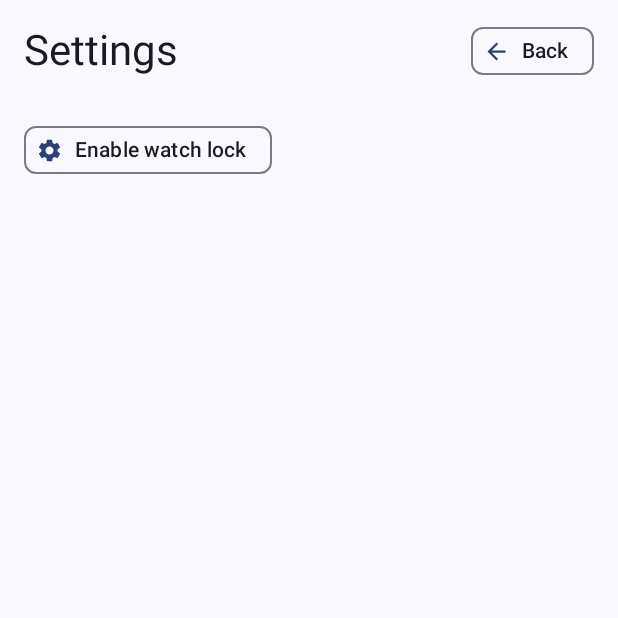
After one commit to emilkrebs/WatchLock, an Android app built with Jetpack Compose: the SettingsScreen screen opened through its navigation route, on a phone screen of 412 x 824 dp, the top half of it. The commit adds this screen. Run offline under Robolectric (Android 15) with nearby library versions, the phone set to English and light mode, and no system bars; 1 statement that could not run was skipped.

Commit message:
added a settings view

```diff
--- a/mobile/build.gradle.kts
+++ b/mobile/build.gradle.kts
@@ -71,12 +71,15 @@ dependencies {
     implementation("androidx.compose.ui:ui-graphics")
     implementation("androidx.compose.ui:ui-tooling-preview")
     implementation("androidx.compose.material3:material3")
+    implementation(platform("androidx.compose:compose-bom:2023.08.00"))
+    implementation("androidx.navigation:navigation-compose:2.7.7")
     testImplementation("junit:junit:4.13.2")
 
     androidTestImplementation("androidx.test.ext:junit:1.1.5")
     androidTestImplementation("androidx.test.espresso:espresso-core:3.5.1")
     androidTestImplementation(platform("androidx.compose:compose-bom:2023.08.00"))
     androidTestImplementation("androidx.compose.ui:ui-test-junit4")
+    androidTestImplementation(platform("androidx.compose:compose-bom:2023.08.00"))
 
 
     debugImplementation("androidx.compose.ui:ui-tooling:1.6.2")
--- a/mobile/src/main/AndroidManifest.xml
+++ b/mobile/src/main/AndroidManifest.xml
@@ -20,6 +20,7 @@
                 <action android:name="com.google.android.gms.wearable.MESSAGE_RECEIVED" />
                 <action android:name="com.google.android.gms.wearable.DATA_CHANGED" />
                 <action android:name="com.google.android.gms.wearable.REQUEST_RECEIVED" />
+
                 <data
                     android:host="*"
                     android:scheme="wear" />
@@ -42,8 +43,8 @@
 
         <activity
             android:name=".MainActivity"
-            android:theme="@style/Theme.WatchLock"
-            android:exported="true">
+            android:exported="true"
+            android:theme="@style/Theme.WatchLock">
             <intent-filter>
                 <action android:name="android.intent.action.MAIN" />
 
--- a/mobile/src/main/java/com/emilkrebs/watchlock/MainActivity.kt
+++ b/mobile/src/main/java/com/emilkrebs/watchlock/MainActivity.kt
@@ -22,7 +22,6 @@ import androidx.compose.animation.core.infiniteRepeatable
 import androidx.compose.animation.core.rememberInfiniteTransition
 import androidx.compose.animation.core.tween
 import androidx.compose.foundation.BorderStroke
-import androidx.compose.foundation.background
 import androidx.compose.foundation.layout.Arrangement
 import androidx.compose.foundation.layout.Column
 import androidx.compose.foundation.layout.IntrinsicSize
@@ -33,13 +32,18 @@ import androidx.compose.foundation.layout.fillMaxWidth
 import androidx.compose.foundation.layout.height
 import androidx.compose.foundation.layout.offset
 import androidx.compose.foundation.layout.padding
+import androidx.compose.foundation.layout.size
 import androidx.compose.foundation.layout.width
 import androidx.compose.foundation.layout.wrapContentHeight
+import androidx.compose.foundation.layout.wrapContentSize
 import androidx.compose.foundation.lazy.LazyColumn
 import androidx.compose.material.icons.Icons
 import androidx.compose.material.icons.filled.Check
 import androidx.compose.material.icons.filled.Close
 import androidx.compose.material.icons.filled.Refresh
+import androidx.compose.material.icons.filled.Settings
+import androidx.compose.material3.AssistChip
+import androidx.compose.material3.AssistChipDefaults
 import androidx.compose.material3.Button
 import androidx.compose.material3.Card
 import androidx.compose.material3.Icon
@@ -58,9 +62,6 @@ import androidx.compose.runtime.setValue
 import androidx.compose.ui.Alignment
 import androidx.compose.ui.Modifier
 import androidx.compose.ui.draw.shadow
-import androidx.compose.ui.graphics.Brush
-import androidx.compose.ui.graphics.Color
-import androidx.compose.ui.graphics.TileMode
 import androidx.compose.ui.graphics.graphicsLayer
 import androidx.compose.ui.platform.LocalContext
 import androidx.compose.ui.platform.LocalInspectionMode
@@ -73,6 +74,12 @@ import androidx.lifecycle.Lifecycle
 import androidx.lifecycle.LifecycleEventObserver
 import androidx.lifecycle.LifecycleOwner
 import androidx.localbroadcastmanager.content.LocalBroadcastManager
+import androidx.navigation.NavController
+import androidx.navigation.compose.NavHost
+import androidx.navigation.compose.composable
+import androidx.navigation.compose.rememberNavController
+import com.emilkrebs.watchlock.components.NavScreen
+import com.emilkrebs.watchlock.components.Navbar
 import com.emilkrebs.watchlock.receivers.AdminReceiver
 import com.emilkrebs.watchlock.services.ACTION_PING_BROADCAST
 import com.emilkrebs.watchlock.services.WatchCommunicationService
@@ -104,31 +111,31 @@ class MainActivity : ComponentActivity() {
 @Preview(name = "Application", showBackground = true, showSystemUi = true)
 @Composable
 fun MobileAppPreview() {
-    WatchLockTheme() {
+    WatchLockTheme(darkTheme = true) {
         MobileApp(LocalContext.current)
     }
 }
 
 @Composable
-fun OnLifecycleEvent(onEvent: (owner: LifecycleOwner, event: Lifecycle.Event) -> Unit) {
-    val eventHandler = rememberUpdatedState(onEvent)
-    val lifecycleOwner = rememberUpdatedState(LocalLifecycleOwner.current)
+fun MobileApp(context: Context) {
+    val navController = rememberNavController()
 
-    DisposableEffect(lifecycleOwner.value) {
-        val lifecycle = lifecycleOwner.value.lifecycle
-        val observer = LifecycleEventObserver { owner, event ->
-            eventHandler.value(owner, event)
+    WatchLockTheme {
+
+        NavHost(navController = navController, startDestination = "home") {
+            composable("home") {
+                HomeScreen(context, navController)
             }
-
-        lifecycle.addObserver(observer)
-        onDispose {
-            lifecycle.removeObserver(observer)
+            composable("settings") {
+                SettingsScreen(context, navController)
+            }
         }
     }
 }
 
+
 @Composable
-fun MobileApp(context: Context) {
+fun HomeScreen(context: Context, navController: NavController) {
     val isPreview = LocalInspectionMode.current
 
     var pingStatus by remember { mutableStateOf(PingStatus.NONE) }
@@ -143,7 +150,7 @@ fun MobileApp(context: Context) {
                 // If the result is OK, increment the refresh state to trigger a re-render
                 adminActive = isAdminActive(context)
                 watchLockEnabled = true
-                setWatchLockEnabled(context, watchLockEnabled)
+                setWatchLockEnabled(context, true)
             }
         }
 
@@ -200,23 +207,24 @@ fun MobileApp(context: Context) {
         }
     }
 
-    val listColors = listOf(Color.Yellow, Color.Red, Color.Blue)
     Surface(
         modifier = Modifier
-            .fillMaxSize()
-            .background(
-                Brush.horizontalGradient(
-                    listColors,
-                    tileMode = TileMode.Clamp
-                )
-            ),
+            .fillMaxSize(),
         color = MaterialTheme.colorScheme.background
     ) {
+
+        Column(
+            modifier = Modifier.fillMaxSize()
+        ) {
+            Navbar(
+                title = "",
+                navController = navController,
+                currentScreen = NavScreen.Home
+            )
             Column(
                 modifier = Modifier
-                .fillMaxSize()
-                .offset(y = (-32).dp)
-                .background(MaterialTheme.colorScheme.background),
+                    .wrapContentSize()
+                    .offset(y = 32.dp),
                 verticalArrangement = Arrangement.Center,
                 horizontalAlignment = Alignment.CenterHorizontally,
             ) {
@@ -258,7 +266,145 @@ fun MobileApp(context: Context) {
                 }
             }
         }
+
     }
+}
+
+@Composable
+fun CheckList(
+    watchConnected: Boolean,
+    pingStatus: PingStatus,
+    adminActive: Boolean,
+    watchLockEnabled: Boolean
+) {
+    val checklist: ArrayList<CheckListItem> = ArrayList()
+    checklist.add(
+        when (watchConnected) {
+            true -> CheckListItem(stringResource(R.string.watch_connected), true)
+            false -> CheckListItem(stringResource(R.string.no_watch_connected), false)
+        }
+    )
+
+    if (pingStatus != PingStatus.NONE && pingStatus != PingStatus.PENDING) {
+        checklist.add(
+            when (pingStatus) {
+                PingStatus.SUCCESS -> CheckListItem(stringResource(R.string.ping_success), true)
+                PingStatus.FAILED -> CheckListItem(stringResource(R.string.ping_failed), false)
+                else -> CheckListItem(stringResource(R.string.ping_pending), false)
+            }
+        )
+    }
+
+    checklist.add(
+        when (adminActive) {
+            true -> CheckListItem(stringResource(R.string.admin_active), true)
+            false -> CheckListItem(stringResource(R.string.admin_inactive), false)
+        }
+    )
+
+    checklist.add(
+        when (watchLockEnabled) {
+            true -> CheckListItem(stringResource(R.string.watchlock_active), true)
+            false -> CheckListItem(stringResource(R.string.watchlock_inactive), false)
+        }
+    )
+
+    checklist.sortBy { !it.success }
+
+    LazyColumn(
+        modifier = Modifier
+            .fillMaxWidth()
+            .padding(32.dp),
+        contentPadding = PaddingValues(32.dp),
+        horizontalAlignment = Alignment.Start,
+        verticalArrangement = Arrangement.spacedBy(16.dp)
+    ) {
+
+        item {
+        }
+        items(checklist.size) { index ->
+            val item = checklist[index]
+            ChecklistItem(item.text, item.success)
+        }
+
+        item {
+            Row(
+                modifier = Modifier.fillMaxSize(),
+                horizontalArrangement = Arrangement.SpaceBetween,
+                verticalAlignment = Alignment.Top
+            ) {
+                when {
+                    checklist.all { it.success } ->
+                        Text(
+                            text = stringResource(R.string.ready_and_active_explanation),
+                            fontSize = 12.sp,
+                            color = MaterialTheme.colorScheme.onBackground
+                        )
+                    // ready and inactive
+                    !watchLockEnabled ->
+                        Text(
+                            text = stringResource(R.string.ready_and_inactive_explanation),
+                            fontSize = 12.sp,
+                            color = MaterialTheme.colorScheme.error
+                        )
+
+                    else ->
+                        Text(
+                            text = stringResource(R.string.not_ready_explanation),
+                            fontSize = 12.sp,
+                            color = MaterialTheme.colorScheme.error
+                        )
+                }
+            }
+
+        }
+    }
+}
+
+@Composable
+fun ChecklistItem(text: String, success: Boolean) {
+    Card(
+        modifier = Modifier
+            .shadow(4.dp)
+            .fillMaxWidth(),
+
+        border = BorderStroke(
+            width = 1.dp,
+            color = if (success) MaterialTheme.colorScheme.primary else MaterialTheme.colorScheme.error
+        )
+    ) {
+        Row(
+            modifier = Modifier
+                .padding(12.dp)
+                .fillMaxWidth(),
+            horizontalArrangement = Arrangement.Start,
+            verticalAlignment = Alignment.CenterVertically,
+        ) {
+            if (success) {
+                Icon(
+                    Icons.Default.Check,
+                    contentDescription = "Success",
+                    tint = MaterialTheme.colorScheme.primary
+                )
+            } else {
+                Icon(
+                    Icons.Default.Close,
+                    contentDescription = "Failed",
+                    tint = MaterialTheme.colorScheme.error
+                )
+            }
+            Text(
+                text = text,
+                modifier = Modifier.padding(start = 8.dp),
+                fontSize = 18.sp,
+
+                color = if (success) MaterialTheme.colorScheme.primary else MaterialTheme.colorScheme.error
+            )
+        }
+    }
+}
+
+
 
 @Composable
 fun MainButton(adminActive: Boolean, watchLockEnabled: Boolean, onClick: () -> Unit) {
@@ -318,131 +464,20 @@ fun PingButton(pingStatus: PingStatus, onClick: () -> Unit) {
     }
 }
 
+@Composable
+fun OnLifecycleEvent(onEvent: (owner: LifecycleOwner, event: Lifecycle.Event) -> Unit) {
+    val eventHandler = rememberUpdatedState(onEvent)
+    val lifecycleOwner = rememberUpdatedState(LocalLifecycleOwner.current)
 
-@Composable
-fun CheckList(
-    watchConnected: Boolean,
-    pingStatus: PingStatus,
-    adminActive: Boolean,
-    watchLockEnabled: Boolean
-) {
-    val checklist: ArrayList<CheckListItem> = ArrayList()
-    checklist.add(
-        when (watchConnected) {
-            true -> CheckListItem(stringResource(R.string.watch_connected), true)
-            false -> CheckListItem(stringResource(R.string.no_watch_connected), false)
-        }
-    )
-
-    if (pingStatus != PingStatus.NONE && pingStatus != PingStatus.PENDING) {
-        checklist.add(
-            when (pingStatus) {
-                PingStatus.SUCCESS -> CheckListItem(stringResource(R.string.ping_success), true)
-                PingStatus.FAILED -> CheckListItem(stringResource(R.string.ping_failed), false)
-                else -> CheckListItem(stringResource(R.string.ping_pending), false)
-            }
-        )
+    DisposableEffect(lifecycleOwner.value) {
+        val lifecycle = lifecycleOwner.value.lifecycle
+        val observer = LifecycleEventObserver { owner, event ->
+            eventHandler.value(owner, event)
         }
 
-    checklist.add(
-        when (adminActive) {
-            true -> CheckListItem(stringResource(R.string.admin_active), true)
-            false -> CheckListItem(stringResource(R.string.admin_inactive), false)
-        }
-    )
-
-    checklist.add(
-        when (watchLockEnabled) {
-            true -> CheckListItem(stringResource(R.string.watchlock_active), true)
-            false -> CheckListItem(stringResource(R.string.watchlock_inactive), false)
-        }
-    )
-
-    checklist.sortBy { !it.success }
-
-    LazyColumn(
-        modifier = Modifier
-            .fillMaxWidth()
-            .padding(32.dp),
-        contentPadding = PaddingValues(32.dp),
-        horizontalAlignment = Alignment.Start,
-        verticalArrangement = Arrangement.spacedBy(16.dp)
-    ) {
-        items(checklist.size) { index ->
-            val item = checklist[index]
-            ChecklistItem(item.text, item.success)
-        }
-
-        item {
-            when {
-                checklist.all { it.success } ->
-                    Text(
-                        text = stringResource(R.string.ready_and_active_explanation),
-                        modifier = Modifier.offset(y = (-8).dp),
-                        fontSize = 12.sp,
-                        color = MaterialTheme.colorScheme.onBackground
-                    )
-                // ready and inactive
-                !watchLockEnabled ->
-                    Text(
-                        text = stringResource(R.string.ready_and_inactive_explanation),
-                        modifier = Modifier.offset(y = (-8).dp),
-                        fontSize = 12.sp,
-                        color = MaterialTheme.colorScheme.error
-                    )
-
-                else ->
-                    Text(
-                        text = stringResource(R.string.not_ready_explanation),
-                        modifier = Modifier.offset(y = (-8).dp),
-                        fontSize = 12.sp,
-                        color = MaterialTheme.colorScheme.error
-                    )
-            }
-
-        }
-    }
-}
-
-@Composable
-fun ChecklistItem(text: String, success: Boolean) {
-    Card(
-        modifier = Modifier
-            .shadow(4.dp)
-            .fillMaxWidth(),
-
-        border = BorderStroke(
-            width = 1.dp,
-            color = if (success) MaterialTheme.colorScheme.primary else MaterialTheme.colorScheme.error
-        )
-    ) {
-        Row(
-            modifier = Modifier
-                .padding(12.dp)
-                .fillMaxWidth(),
-            horizontalArrangement = Arrangement.Start,
-            verticalAlignment = Alignment.CenterVertically,
-        ) {
-            if (success) {
-                Icon(
-                    Icons.Default.Check,
-                    contentDescription = "Success",
-                    tint = MaterialTheme.colorScheme.primary
-                )
-            } else {
-                Icon(
-                    Icons.Default.Close,
-                    contentDescription = "Failed",
-                    tint = MaterialTheme.colorScheme.error
-                )
-            }
-            Text(
-                text = text,
-                modifier = Modifier.padding(start = 8.dp),
-                fontSize = 18.sp,
-
-                color = if (success) MaterialTheme.colorScheme.primary else MaterialTheme.colorScheme.error
-            )
+        lifecycle.addObserver(observer)
+        onDispose {
+            lifecycle.removeObserver(observer)
         }
     }
 }
@@ -465,18 +500,6 @@ private fun isAdminActive(context: Context): Boolean {
     }
 }
 
-private fun isWatchLockEnabled(context: Context): Boolean {
-    return context.getSharedPreferences(PREFERENCE_FILE_KEY, MODE_PRIVATE)
-        .getBoolean("isActive", false)
-}
-
-private fun setWatchLockEnabled(context: Context, enabled: Boolean) {
-    context.getSharedPreferences(PREFERENCE_FILE_KEY, MODE_PRIVATE)
-        .edit()
-        .putBoolean("isActive", enabled)
-        .apply()
-}
-
 private fun getAdminDialogIntent(context: Context): Intent {
     val adminComponent = ComponentName(context, AdminReceiver::class.java)
     val intent = Intent(DevicePolicyManager.ACTION_ADD_DEVICE_ADMIN)
--- /dev/null
+++ b/mobile/src/main/java/com/emilkrebs/watchlock/SettingsScreen.kt
@@ -0,0 +1,89 @@
+package com.emilkrebs.watchlock
+
+import android.content.Context
+import androidx.compose.foundation.layout.Arrangement
+import androidx.compose.foundation.layout.Column
+import androidx.compose.foundation.layout.Row
+import androidx.compose.foundation.layout.fillMaxSize
+import androidx.compose.foundation.layout.fillMaxWidth
+import androidx.compose.foundation.layout.height
+import androidx.compose.foundation.layout.padding
+import androidx.compose.foundation.layout.size
+import androidx.compose.material.icons.Icons
+import androidx.compose.material.icons.filled.ArrowBack
+import androidx.compose.material.icons.filled.Settings
+import androidx.compose.material3.AssistChip
+import androidx.compose.material3.AssistChipDefaults
+import androidx.compose.material3.Icon
+import androidx.compose.material3.MaterialTheme
+import androidx.compose.material3.Surface
+import androidx.compose.material3.Text
+import androidx.compose.runtime.Composable
+import androidx.compose.ui.Alignment
+import androidx.compose.ui.Modifier
+import androidx.compose.ui.platform.LocalContext
+import androidx.compose.ui.tooling.preview.Preview
+import androidx.compose.ui.unit.dp
+import androidx.navigation.NavController
+import com.emilkrebs.watchlock.components.NavScreen
+import com.emilkrebs.watchlock.components.Navbar
+
+@Composable
+@Preview
+private fun SettingsScreenPreview() {
+    SettingsScreen(context = LocalContext.current, navController = NavController(LocalContext.current))
+}
+@Composable
+fun SettingsScreen(context: Context, navController: NavController) {
+    Surface(
+        modifier = Modifier
+            .fillMaxSize(),
+        color = MaterialTheme.colorScheme.background
+    ) {
+        Column(
+            modifier = Modifier.fillMaxSize()
+        ) {
+            Navbar(
+                title = "Settings",
+                navController = navController,
+                currentScreen = NavScreen.Settings
+            )
+
+            Column (
+                modifier = Modifier
+                    .fillMaxSize()
+                    .padding(16.dp),
+                verticalArrangement = Arrangement.spacedBy(16.dp)
+            ) {
+                AssistChip(
+                    modifier = Modifier.height(AssistChipDefaults.Height),
+                    onClick = {
+                        setWatchLockEnabled(context, !isWatchLockEnabled(context))
+                    },
+                    label = { Text("Enable watch lock") },
+                    leadingIcon = {
+                        Icon(
+                            Icons.Filled.Settings,
+                            contentDescription = "Enable watch lock",
+                            Modifier.size(AssistChipDefaults.IconSize)
+                        )
+                    }
+                )
+            }
+        }
+    }
+}
+
+
+
+fun isWatchLockEnabled(context: Context): Boolean {
+    return context.getSharedPreferences(PREFERENCE_FILE_KEY, Context.MODE_PRIVATE)
+        .getBoolean("isActive", false)
+}
+
+fun setWatchLockEnabled(context: Context, enabled: Boolean) {
+    context.getSharedPreferences(PREFERENCE_FILE_KEY, Context.MODE_PRIVATE)
+        .edit()
+        .putBoolean("isActive", enabled)
+        .apply()
+}
--- /dev/null
+++ b/mobile/src/main/java/com/emilkrebs/watchlock/components/Navbar.kt
@@ -0,0 +1,81 @@
+package com.emilkrebs.watchlock.components
+
+import androidx.compose.foundation.layout.Arrangement
+import androidx.compose.foundation.layout.Row
+import androidx.compose.foundation.layout.fillMaxWidth
+import androidx.compose.foundation.layout.height
+import androidx.compose.foundation.layout.padding
+import androidx.compose.foundation.layout.size
+import androidx.compose.material.icons.Icons
+import androidx.compose.material.icons.filled.ArrowBack
+import androidx.compose.material.icons.filled.Settings
+import androidx.compose.material3.AssistChip
+import androidx.compose.material3.AssistChipDefaults
+import androidx.compose.material3.Icon
+import androidx.compose.material3.MaterialTheme
+import androidx.compose.material3.Text
+import androidx.compose.runtime.Composable
+import androidx.compose.ui.Alignment
+import androidx.compose.ui.Modifier
+import androidx.compose.ui.unit.dp
+import androidx.navigation.NavController
+
+enum class NavScreen(val route: String) {
+    Home("home"),
+    Settings("settings")
+}
+@Composable
+fun Navbar(
+    title: String,
+    navController: NavController,
+    currentScreen: NavScreen,
+) {
+    Row(
+        modifier = Modifier
+            .fillMaxWidth()
+            .padding(16.dp),
+        horizontalArrangement = Arrangement.SpaceBetween,
+        verticalAlignment = Alignment.CenterVertically
+    ) {
+        Text(text = title, style = MaterialTheme.typography.headlineMedium)
+
+        if(currentScreen != NavScreen.Home) BackButton(navController = navController)
+        if(currentScreen != NavScreen.Settings) SettingsButton(navController = navController)
+    }
+}
+
+@Composable
+private fun BackButton(navController: NavController) {
+    AssistChip(
+        modifier = Modifier.height(AssistChipDefaults.Height),
+        onClick = {
+            navController.popBackStack()
+        },
+        label = { Text("Back") },
+        leadingIcon = {
+            Icon(
+                Icons.Filled.ArrowBack,
+                contentDescription = "Back to previous screen",
+                Modifier.size(AssistChipDefaults.IconSize)
+            )
+        }
+    )
+}
+
+@Composable
+private fun SettingsButton(navController: NavController) {
+    AssistChip(
+        modifier = Modifier.size(AssistChipDefaults.Height),
+        onClick = {
+            navController.navigate("settings")
+        },
+        label = { Text("Settings") },
+        leadingIcon = {
+            Icon(
+                Icons.Filled.Settings,
+                contentDescription = "Open the Settings",
+                Modifier.size(AssistChipDefaults.IconSize)
+            )
+        }
+    )
+}
```
Lines whose indentation alone changed are shown as unchanged.
